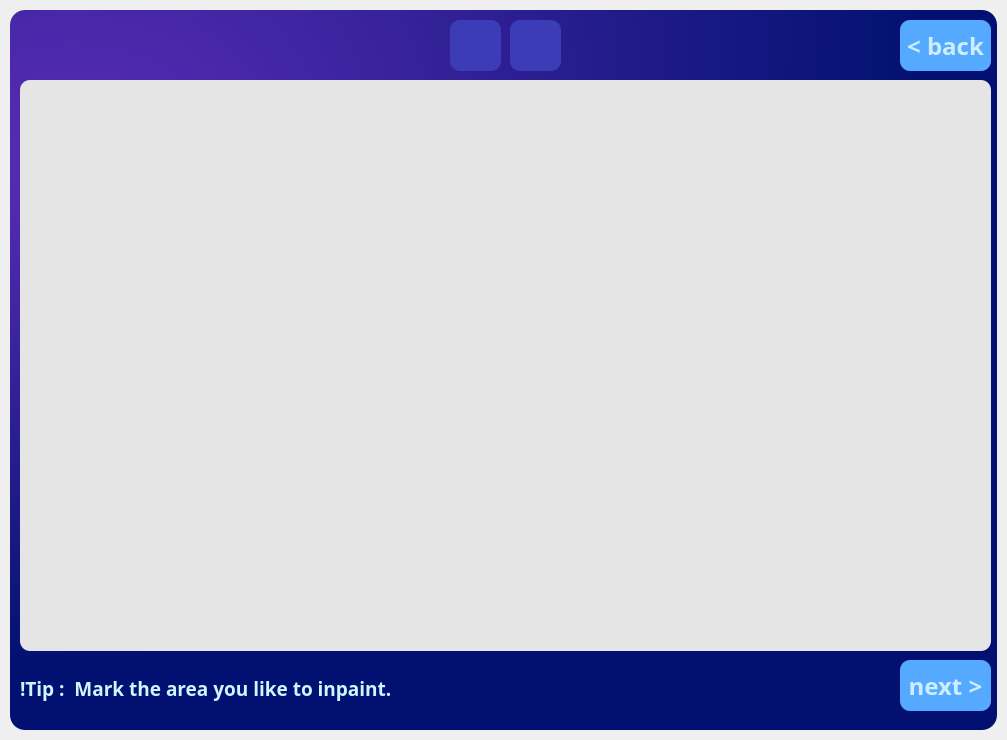
First picture: the form in ui_edit.ui, repository zahid58/Inpainter, before the edit.
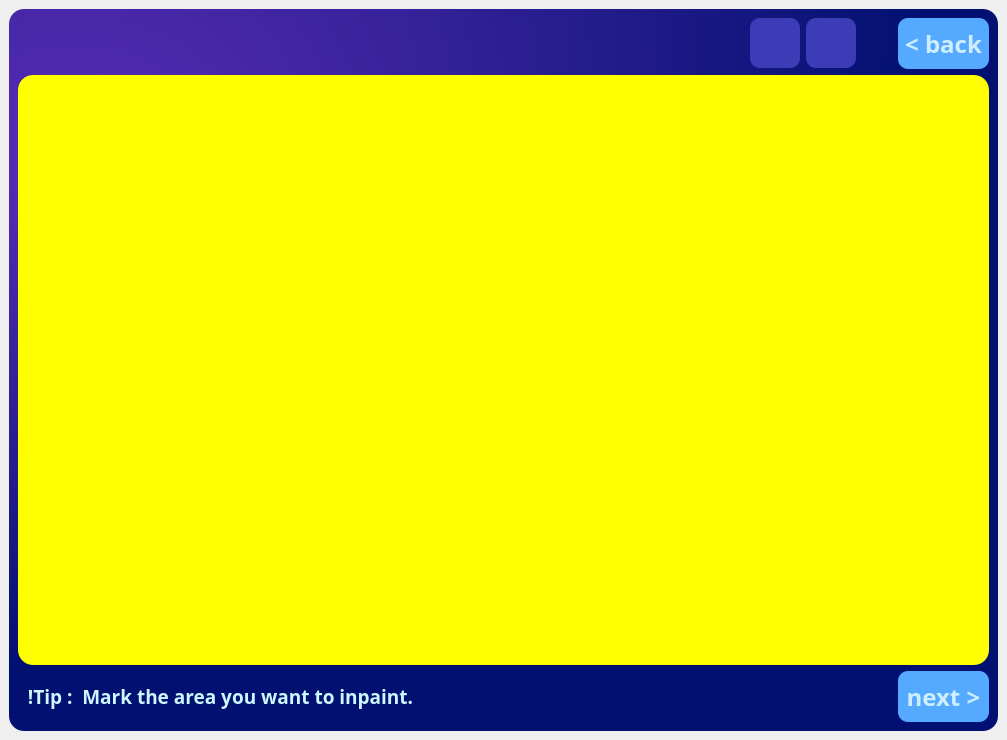
Second picture: the form after the edit. Icons and pictures are not drawn.

Commit message: image viewing zooming done!

Patch:
```diff
--- a/ui_edit.ui
+++ b/ui_edit.ui
@@ -14,7 +14,7 @@
    </rect>
   </property>
   <property name="sizePolicy">
-   <sizepolicy hsizetype="Fixed" vsizetype="Fixed">
+   <sizepolicy hsizetype="Expanding" vsizetype="Expanding">
     <horstretch>0</horstretch>
     <verstretch>0</verstretch>
    </sizepolicy>
@@ -27,8 +27,8 @@
   </property>
   <property name="maximumSize">
    <size>
-    <width>1007</width>
-    <height>740</height>
+    <width>1920</width>
+    <height>1080</height>
    </size>
   </property>
   <property name="focusPolicy">
@@ -44,26 +44,11 @@
      <verstretch>0</verstretch>
     </sizepolicy>
    </property>
-   <layout class="QVBoxLayout" name="main_layout" stretch="0">
-    <property name="spacing">
-     <number>0</number>
-    </property>
-    <property name="leftMargin">
-     <number>10</number>
-    </property>
-    <property name="topMargin">
-     <number>10</number>
-    </property>
-    <property name="rightMargin">
-     <number>10</number>
-    </property>
-    <property name="bottomMargin">
-     <number>10</number>
-    </property>
-    <item>
+   <layout class="QGridLayout" name="gridLayout">
+    <item row="0" column="0">
      <widget class="QFrame" name="main_frame">
       <property name="sizePolicy">
-       <sizepolicy hsizetype="Fixed" vsizetype="Fixed">
+       <sizepolicy hsizetype="Expanding" vsizetype="Expanding">
         <horstretch>0</horstretch>
         <verstretch>0</verstretch>
        </sizepolicy>
@@ -74,12 +59,6 @@
         <height>720</height>
        </size>
       </property>
-      <property name="maximumSize">
-       <size>
-        <width>987</width>
-        <height>720</height>
-       </size>
-      </property>
       <property name="styleSheet">
        <string notr="true">QFrame{
 background-color: qradialgradient(spread:pad, cx:0.016, cy:0, radius:0.907, fx:0.075, fy:0.227273, stop:0 rgba(89, 45, 182, 255), stop:1 rgba(2, 17, 113, 255));
@@ -96,229 +75,29 @@
       <property name="frameShadow">
        <enum>QFrame::Raised</enum>
       </property>
-      <widget class="QLabel" name="info_label">
-       <property name="geometry">
-        <rect>
-         <x>10</x>
-         <y>650</y>
-         <width>801</width>
-         <height>56</height>
-        </rect>
-       </property>
-       <property name="sizePolicy">
-        <sizepolicy hsizetype="Preferred" vsizetype="Preferred">
-         <horstretch>0</horstretch>
-         <verstretch>0</verstretch>
-        </sizepolicy>
-       </property>
-       <property name="minimumSize">
-        <size>
-         <width>801</width>
-         <height>21</height>
-        </size>
-       </property>
-       <property name="maximumSize">
-        <size>
-         <width>801</width>
-         <height>56</height>
-        </size>
-       </property>
-       <property name="font">
-        <font>
-         <family>Source Serif Pro SemiBold</family>
-         <pointsize>14</pointsize>
-         <weight>75</weight>
-         <bold>true</bold>
-        </font>
-       </property>
-       <property name="styleSheet">
-        <string notr="true">background-color: none;
-color: rgb(205, 246, 255);</string>
-       </property>
-       <property name="text">
-        <string>!Tip :  Mark the area you like to inpaint.</string>
-       </property>
-      </widget>
-      <widget class="QPushButton" name="next_button">
-       <property name="geometry">
-        <rect>
-         <x>890</x>
-         <y>650</y>
-         <width>91</width>
-         <height>51</height>
-        </rect>
-       </property>
-       <property name="sizePolicy">
-        <sizepolicy hsizetype="Preferred" vsizetype="Preferred">
-         <horstretch>0</horstretch>
-         <verstretch>0</verstretch>
-        </sizepolicy>
-       </property>
-       <property name="font">
-        <font>
-         <family>Source Serif Pro SemiBold</family>
-         <pointsize>18</pointsize>
-         <weight>75</weight>
-         <bold>true</bold>
-        </font>
-       </property>
-       <property name="styleSheet">
-        <string notr="true">QPushButton{
-border-radius: 10px;
-color: rgb(205, 238, 255);
-background-color: rgb(85, 170, 255)
-}
-QPushButton:hover{
-background-color:rgba(85, 170, 255, 155)
-}
-QPushButton:pressed{
-background-color:rgba(85, 170, 255, 55)
-}
-</string>
-       </property>
-       <property name="text">
-        <string>next &gt;</string>
-       </property>
-      </widget>
-      <widget class="QGraphicsView" name="image_view">
-       <property name="geometry">
-        <rect>
-         <x>10</x>
-         <y>70</y>
-         <width>971</width>
-         <height>571</height>
-        </rect>
-       </property>
-       <property name="sizePolicy">
-        <sizepolicy hsizetype="Maximum" vsizetype="Maximum">
-         <horstretch>0</horstretch>
-         <verstretch>0</verstretch>
-        </sizepolicy>
-       </property>
-       <property name="minimumSize">
-        <size>
-         <width>598</width>
-         <height>478</height>
-        </size>
-       </property>
-       <property name="maximumSize">
-        <size>
-         <width>1280</width>
-         <height>720</height>
-        </size>
-       </property>
-       <property name="styleSheet">
-        <string notr="true">background-color: rgb(229, 229, 229);
-border-radius: 10;</string>
-       </property>
-       <property name="frameShape">
-        <enum>QFrame::NoFrame</enum>
-       </property>
-       <property name="renderHints">
-        <set>QPainter::Antialiasing|QPainter::TextAntialiasing</set>
-       </property>
-      </widget>
-      <widget class="QFrame" name="title_bar">
-       <property name="geometry">
-        <rect>
-         <x>10</x>
-         <y>10</y>
-         <width>971</width>
-         <height>61</height>
-        </rect>
-       </property>
-       <property name="sizePolicy">
-        <sizepolicy hsizetype="Preferred" vsizetype="Preferred">
-         <horstretch>0</horstretch>
-         <verstretch>0</verstretch>
-        </sizepolicy>
-       </property>
-       <property name="minimumSize">
-        <size>
-         <width>971</width>
-         <height>61</height>
-        </size>
-       </property>
-       <property name="maximumSize">
-        <size>
-         <width>971</width>
-         <height>61</height>
-        </size>
-       </property>
-       <property name="styleSheet">
-        <string notr="true">background-color: none;</string>
-       </property>
-       <property name="frameShape">
-        <enum>QFrame::StyledPanel</enum>
-       </property>
-       <property name="frameShadow">
-        <enum>QFrame::Raised</enum>
-       </property>
-       <widget class="QPushButton" name="pen_button">
-        <property name="geometry">
-         <rect>
-          <x>430</x>
-          <y>0</y>
-          <width>51</width>
-          <height>51</height>
-         </rect>
-        </property>
-        <property name="sizePolicy">
-         <sizepolicy hsizetype="Preferred" vsizetype="Preferred">
-          <horstretch>0</horstretch>
-          <verstretch>0</verstretch>
-         </sizepolicy>
-        </property>
-        <property name="minimumSize">
-         <size>
-          <width>15</width>
-          <height>15</height>
-         </size>
-        </property>
-        <property name="maximumSize">
-         <size>
-          <width>60</width>
-          <height>60</height>
-         </size>
-        </property>
-        <property name="styleSheet">
-         <string notr="true">QPushButton{
-border-image: url(:/icons/brush_icon.png) 1 1 1 1;
-border-radius: 10px;
-background-color:rgb(60, 60, 182);
-}
-QPushButton[selected=true]{
-background-color:rgb(85, 85, 255);
-}
-</string>
-        </property>
-        <property name="text">
-         <string/>
-        </property>
-       </widget>
-       <widget class="QPushButton" name="eraser_button">
-        <property name="geometry">
-         <rect>
-          <x>490</x>
-          <y>0</y>
-          <width>51</width>
-          <height>51</height>
-         </rect>
-        </property>
-        <property name="sizePolicy">
-         <sizepolicy hsizetype="Preferred" vsizetype="Preferred">
-          <horstretch>0</horstretch>
-          <verstretch>0</verstretch>
-         </sizepolicy>
-        </property>
-        <property name="maximumSize">
-         <size>
-          <width>60</width>
-          <height>60</height>
-         </size>
-        </property>
-        <property name="styleSheet">
-         <string notr="true">QPushButton{
+      <layout class="QGridLayout" name="gridLayout_2">
+       <item row="0" column="2">
+        <widget class="QPushButton" name="eraser_button">
+         <property name="sizePolicy">
+          <sizepolicy hsizetype="Fixed" vsizetype="Fixed">
+           <horstretch>0</horstretch>
+           <verstretch>0</verstretch>
+          </sizepolicy>
+         </property>
+         <property name="minimumSize">
+          <size>
+           <width>50</width>
+           <height>50</height>
+          </size>
+         </property>
+         <property name="maximumSize">
+          <size>
+           <width>50</width>
+           <height>50</height>
+          </size>
+         </property>
+         <property name="styleSheet">
+          <string notr="true">QPushButton{
 border-image: url(:/icons/eraser_icon.png) 1 1 1 1;
 border-radius: 10px;
 background-color:rgb(60, 60, 182);
@@ -328,48 +107,45 @@
 }
 
 </string>
-        </property>
-        <property name="text">
-         <string/>
-        </property>
-       </widget>
-       <widget class="QPushButton" name="back_button">
-        <property name="geometry">
-         <rect>
-          <x>880</x>
-          <y>0</y>
-          <width>91</width>
-          <height>51</height>
-         </rect>
-        </property>
-        <property name="sizePolicy">
-         <sizepolicy hsizetype="Preferred" vsizetype="Preferred">
-          <horstretch>0</horstretch>
-          <verstretch>0</verstretch>
-         </sizepolicy>
-        </property>
-        <property name="minimumSize">
-         <size>
-          <width>91</width>
-          <height>51</height>
-         </size>
-        </property>
-        <property name="maximumSize">
-         <size>
-          <width>91</width>
-          <height>51</height>
-         </size>
-        </property>
-        <property name="font">
-         <font>
-          <family>Source Serif Pro SemiBold</family>
-          <pointsize>18</pointsize>
-          <weight>75</weight>
-          <bold>true</bold>
-         </font>
-        </property>
-        <property name="styleSheet">
-         <string notr="true">QPushButton{
+         </property>
+         <property name="text">
+          <string/>
+         </property>
+        </widget>
+       </item>
+       <item row="0" column="9">
+        <widget class="QPushButton" name="back_button">
+         <property name="sizePolicy">
+          <sizepolicy hsizetype="Fixed" vsizetype="Fixed">
+           <horstretch>0</horstretch>
+           <verstretch>0</verstretch>
+          </sizepolicy>
+         </property>
+         <property name="minimumSize">
+          <size>
+           <width>91</width>
+           <height>51</height>
+          </size>
+         </property>
+         <property name="maximumSize">
+          <size>
+           <width>91</width>
+           <height>51</height>
+          </size>
+         </property>
+         <property name="font">
+          <font>
+           <family>Source Serif Pro SemiBold</family>
+           <pointsize>18</pointsize>
+           <weight>75</weight>
+           <bold>true</bold>
+          </font>
+         </property>
+         <property name="layoutDirection">
+          <enum>Qt::RightToLeft</enum>
+         </property>
+         <property name="styleSheet">
+          <string notr="true">QPushButton{
 border-radius: 10px;
 color: rgb(205, 238, 255);
 background-color: rgb(85, 170, 255)
@@ -381,12 +157,158 @@
 background-color:rgba(85, 170, 255, 55)
 }
 </string>
-        </property>
-        <property name="text">
-         <string>&lt; back</string>
-        </property>
-       </widget>
-      </widget>
+         </property>
+         <property name="text">
+          <string>&lt; back</string>
+         </property>
+        </widget>
+       </item>
+       <item row="1" column="0" colspan="10">
+        <widget class="QFrame" name="view_frame">
+         <property name="sizePolicy">
+          <sizepolicy hsizetype="Expanding" vsizetype="Expanding">
+           <horstretch>0</horstretch>
+           <verstretch>0</verstretch>
+          </sizepolicy>
+         </property>
+         <property name="minimumSize">
+          <size>
+           <width>969</width>
+           <height>573</height>
+          </size>
+         </property>
+         <property name="styleSheet">
+          <string notr="true">background-color: yellow;</string>
+         </property>
+         <property name="frameShape">
+          <enum>QFrame::NoFrame</enum>
+         </property>
+         <property name="frameShadow">
+          <enum>QFrame::Raised</enum>
+         </property>
+        </widget>
+       </item>
+       <item row="0" column="1">
+        <widget class="QPushButton" name="pen_button">
+         <property name="sizePolicy">
+          <sizepolicy hsizetype="Fixed" vsizetype="Fixed">
+           <horstretch>0</horstretch>
+           <verstretch>0</verstretch>
+          </sizepolicy>
+         </property>
+         <property name="minimumSize">
+          <size>
+           <width>50</width>
+           <height>50</height>
+          </size>
+         </property>
+         <property name="maximumSize">
+          <size>
+           <width>50</width>
+           <height>50</height>
+          </size>
+         </property>
+         <property name="styleSheet">
+          <string notr="true">QPushButton{
+border-image: url(:/icons/brush_icon.png) 1 1 1 1;
+border-radius: 10px;
+background-color:rgb(60, 60, 182);
+}
+QPushButton[selected=true]{
+background-color:rgb(85, 85, 255);
+}
+</string>
+         </property>
+         <property name="text">
+          <string/>
+         </property>
+        </widget>
+       </item>
+       <item row="3" column="9">
+        <widget class="QPushButton" name="next_button">
+         <property name="sizePolicy">
+          <sizepolicy hsizetype="Fixed" vsizetype="Fixed">
+           <horstretch>0</horstretch>
+           <verstretch>0</verstretch>
+          </sizepolicy>
+         </property>
+         <property name="minimumSize">
+          <size>
+           <width>91</width>
+           <height>51</height>
+          </size>
+         </property>
+         <property name="maximumSize">
+          <size>
+           <width>91</width>
+           <height>51</height>
+          </size>
+         </property>
+         <property name="font">
+          <font>
+           <family>Source Serif Pro SemiBold</family>
+           <pointsize>18</pointsize>
+           <weight>75</weight>
+           <bold>true</bold>
+          </font>
+         </property>
+         <property name="styleSheet">
+          <string notr="true">QPushButton{
+border-radius: 10px;
+color: rgb(205, 238, 255);
+background-color: rgb(85, 170, 255)
+}
+QPushButton:hover{
+background-color:rgba(85, 170, 255, 155)
+}
+QPushButton:pressed{
+background-color:rgba(85, 170, 255, 55)
+}
+</string>
+         </property>
+         <property name="text">
+          <string>next &gt;</string>
+         </property>
+        </widget>
+       </item>
+       <item row="3" column="0">
+        <widget class="QLabel" name="info_label">
+         <property name="sizePolicy">
+          <sizepolicy hsizetype="Fixed" vsizetype="Fixed">
+           <horstretch>0</horstretch>
+           <verstretch>0</verstretch>
+          </sizepolicy>
+         </property>
+         <property name="minimumSize">
+          <size>
+           <width>801</width>
+           <height>21</height>
+          </size>
+         </property>
+         <property name="maximumSize">
+          <size>
+           <width>801</width>
+           <height>56</height>
+          </size>
+         </property>
+         <property name="font">
+          <font>
+           <family>Source Serif Pro SemiBold</family>
+           <pointsize>14</pointsize>
+           <weight>75</weight>
+           <bold>true</bold>
+          </font>
+         </property>
+         <property name="styleSheet">
+          <string notr="true">background-color: none;
+color: rgb(205, 246, 255);</string>
+         </property>
+         <property name="text">
+          <string>  !Tip :  Mark the area you want to inpaint.</string>
+         </property>
+        </widget>
+       </item>
+      </layout>
      </widget>
     </item>
    </layout>
```
The commit also changes 8 other files.
